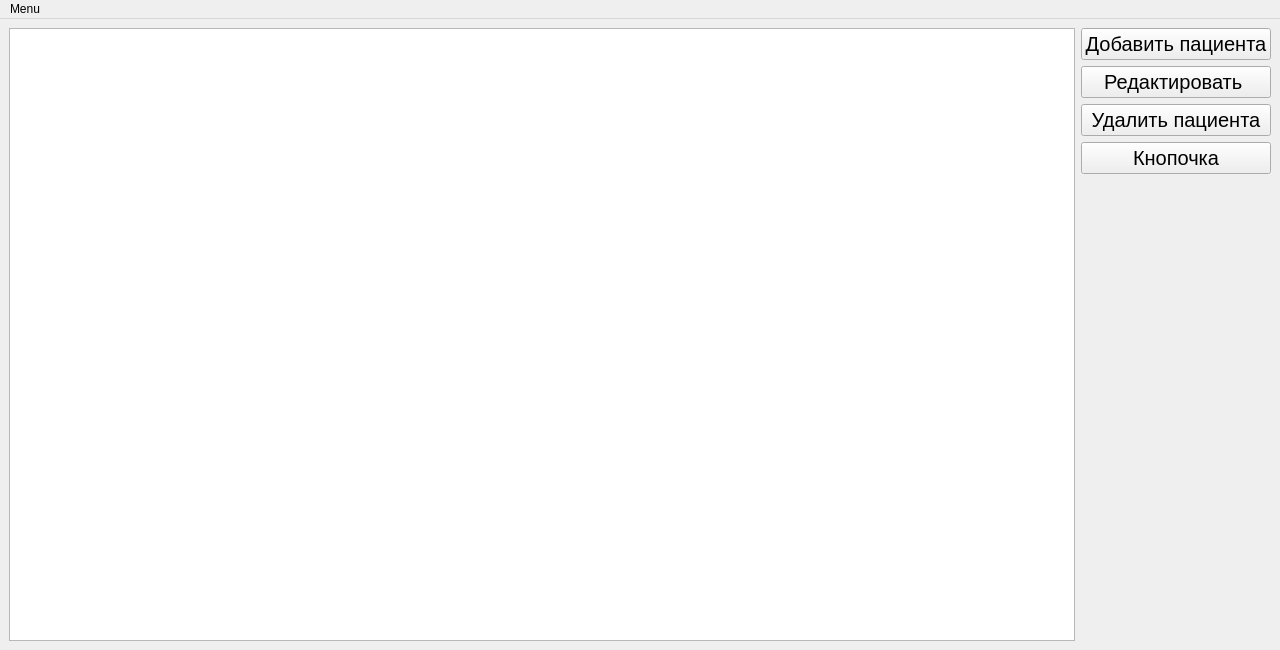
Qt form Course 1/Semester 2/Creative work/ARM/mainwindow.ui (pryazha/Labs) before a commit.
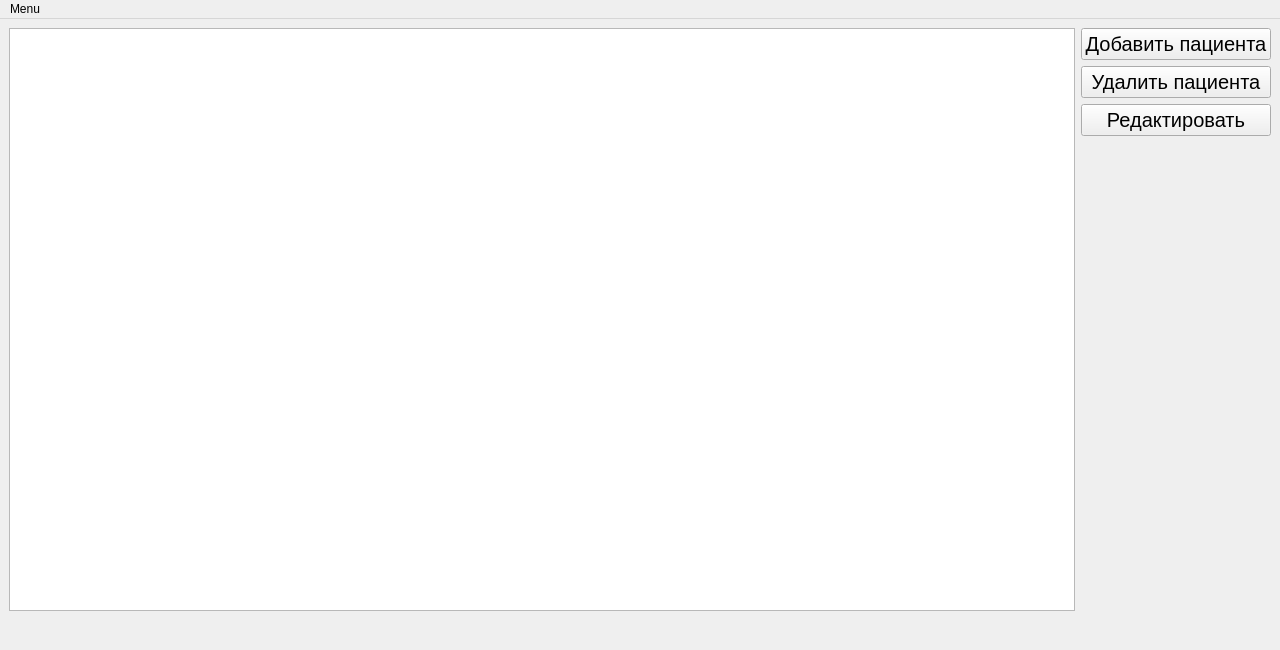
The same form after that commit.

Patch:
```diff
--- a/Course 1/Semester 2/Creative work/ARM/mainwindow.ui
+++ b/Course 1/Semester 2/Creative work/ARM/mainwindow.ui
@@ -15,6 +15,18 @@
   </property>
   <widget class="QWidget" name="centralwidget">
    <layout class="QGridLayout" name="gridLayout">
+    <item row="1" column="0">
+     <widget class="QLabel" name="test_label">
+      <property name="font">
+       <font>
+        <pointsize>16</pointsize>
+       </font>
+      </property>
+      <property name="text">
+       <string/>
+      </property>
+     </widget>
+    </item>
     <item row="0" column="0">
      <widget class="QListWidget" name="listWidget">
       <property name="sizePolicy">
@@ -47,18 +59,6 @@
         </property>
        </widget>
       </item>
-      <item>
-       <widget class="QPushButton" name="pushButton_2">
-        <property name="font">
-         <font>
-          <pointsize>15</pointsize>
-         </font>
-        </property>
-        <property name="text">
-         <string>Редактировать </string>
-        </property>
-       </widget>
-      </item>
       <item>
        <widget class="QPushButton" name="delete_patient">
         <property name="font">
@@ -79,7 +79,7 @@
          </font>
         </property>
         <property name="text">
-         <string>Кнопочка</string>
+         <string>Редактировать</string>
         </property>
        </widget>
       </item>
```
